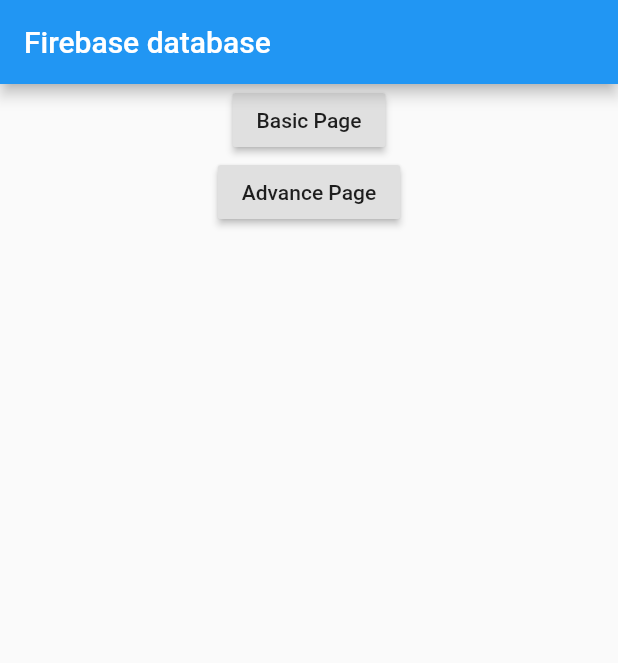
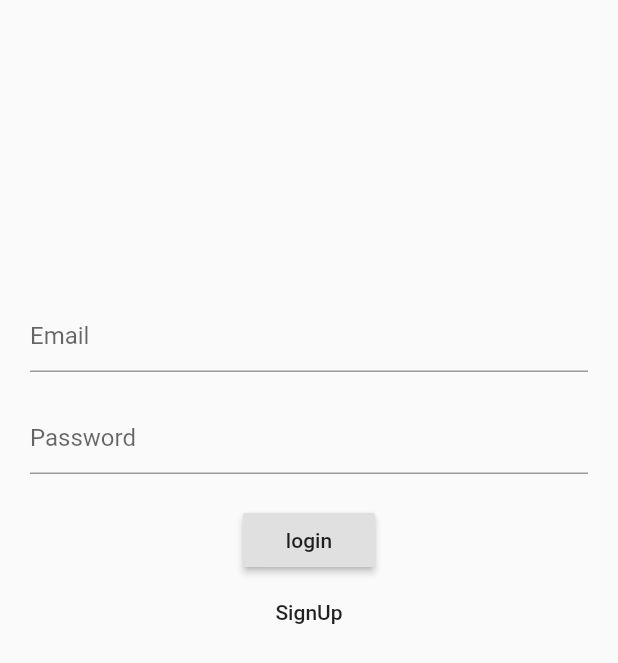
Before and after one commit to sabsab-yeng/ss-firebase, a Flutter app: the screen it shows after launch, on a phone screen of 412 x 824 dp. Shown: the top 663 px of the screen. Run offline on Flutter 3.47's test engine with Material 2 defaults, Android fonts, the phone set to English and light mode, and no system bars; our stand-ins replace firebase_auth, firebase_database; missing offline and left inert: firebase_core_web; accounts and stored records are empty.

Commit message:
Create sign in - up for firebase

```diff
--- a/lib/main.dart
+++ b/lib/main.dart
@@ -1,6 +1,7 @@
 
 
-import 'package:firebase_app/ui/home_page.dart';
+
+import 'package:firebase_app/ui/login/signin_page.dart';
 import 'package:flutter/material.dart';
 
 void main() {
@@ -16,7 +17,7 @@ class MyApp extends StatelessWidget {
         primarySwatch: Colors.blue,
         visualDensity: VisualDensity.adaptivePlatformDensity,
       ),
-      home: HomePage(),
+      home: SignInPage(),
       debugShowCheckedModeBanner: false,
     );
   }
--- /dev/null
+++ b/lib/ui/login/signin_page.dart
@@ -0,0 +1,91 @@
+import 'package:firebase_app/ui/login/signup_page.dart';
+import 'package:firebase_auth/firebase_auth.dart';
+import 'package:flutter/material.dart';
+
+import '../home_page.dart';
+
+class SignInPage extends StatefulWidget {
+  @override
+  _SignInPageState createState() => _SignInPageState();
+}
+
+class _SignInPageState extends State<SignInPage> {
+  String _email, _password;
+
+  final GlobalKey<FormState> _formKey = GlobalKey<FormState>();
+
+  Future<void> signIn() async {
+    final formState = _formKey.currentState;
+
+    if (formState.validate()) {
+      formState.save();
+      //
+      try {
+        AuthResult user = await FirebaseAuth.instance
+            .signInWithEmailAndPassword(email: _email, password: _password);
+
+        print("User name: " + user.user.email + "Password: " + _password);
+
+        Navigator.pop(context);
+        Navigator.push(
+            context, MaterialPageRoute(builder: (context) => HomePage()));
+      } catch (e) {
+        print(e.message);
+      }
+    }
+  }
+
+  @override
+  Widget build(BuildContext context) {
+    return Scaffold(
+      body: SingleChildScrollView(
+        child: Container(
+          padding: EdgeInsets.only(top: 200, left: 20, right: 20, bottom: 20),
+          child: Form(
+            key: _formKey,
+            child: Column(
+              children: [
+                TextFormField(
+                   validator: (inout){
+                    if(inout.isEmpty){
+                      return "Please enter your email";
+                    }
+                  },
+                   onSaved: (input) => _email = input,
+                  decoration: InputDecoration(hintText: "Email"),
+                ),
+                SizedBox(
+                  height: 20,
+                ),
+                TextFormField(
+                   validator: (inout){
+                    if(inout.isEmpty){
+                      return "Please enter your password";
+                    }
+                  },
+                  obscureText: true,
+                  onSaved: (input) => _password = input,
+                  decoration: InputDecoration(hintText: "Password"),
+                ),
+                SizedBox(
+                  height: 20,
+                ),
+                RaisedButton(
+                  child: Text("login"),
+                  onPressed: signIn,
+                ),
+                FlatButton(
+                  child: Text("SignUp"),
+                  onPressed: () {
+                    Navigator.push(context,
+                        MaterialPageRoute(builder: (context) => SignUpPage()));
+                  },
+                ),
+              ],
+            ),
+          ),
+        ),
+      ),
+    );
+  }
+}
--- a/pubspec.yaml
+++ b/pubspec.yaml
@@ -25,6 +25,7 @@ dependencies:
     sdk: flutter
   firebase_analytics: ^5.0.11
   firebase_database: ^3.1.5
+  firebase_auth: ^0.16.0
 
 
   # The following adds the Cupertino Icons font to your application.
```
Also changed, not shown: lib/ui/login/signup_page.dart (added, +95 -0 lines).
